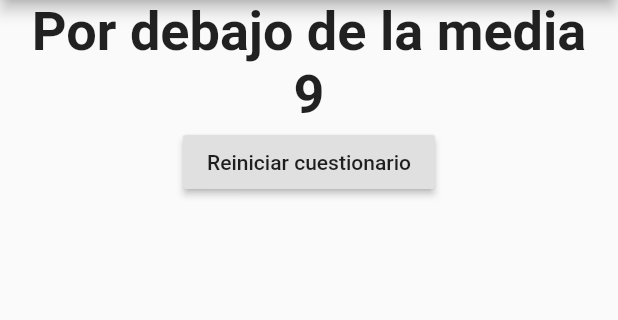
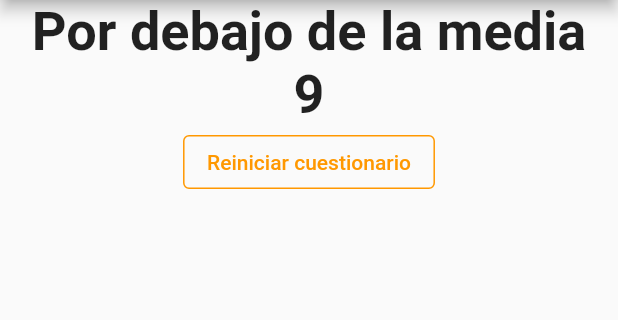
Before and after one commit to JonatanLeon/flutter_complete_guide, a Flutter app: the screen it shows after launch, after a tap on "Negro", after a tap on "Perro", after a tap on "DAM 1", on a phone screen of 412 x 824 dp, the part 84-404 px from its top. Run offline on Flutter 3.47's test engine with Material 2 defaults, Android fonts, the phone set to English and light mode, and no system bars.

Commit message:
Lección 58

```diff
--- a/lib/respuesta.dart
+++ b/lib/respuesta.dart
@@ -10,9 +10,11 @@ class Respuesta extends StatelessWidget {
   Widget build(BuildContext context) {
     return Container(
       width: double.infinity,
-      child: RaisedButton(
-        color: Colors.blue,
-        textColor: Colors.white,
+      child: ElevatedButton(
+        style: ButtonStyle(
+          backgroundColor: MaterialStateProperty.all(Colors.green),
+          foregroundColor: MaterialStateProperty.all(Colors.white)
+        ),
         child: Text(textoRespuesta),
         // El paréntesis solo es una función anónima
         onPressed: seleccionador,
--- a/lib/resultado.dart
+++ b/lib/resultado.dart
@@ -30,7 +30,11 @@ class Resultado extends StatelessWidget {
             style: TextStyle(fontSize: 36, fontWeight: FontWeight.bold),
             textAlign: TextAlign.center,
           ),
-          RaisedButton(
+          OutlinedButton(
+              style: OutlinedButton.styleFrom(
+                primary: Colors.orange,
+                side: BorderSide(color: Colors.orange)
+              ),
               onPressed: reiniciarCuestionario,
               child: Text("Reiniciar cuestionario")),
         ],
```
